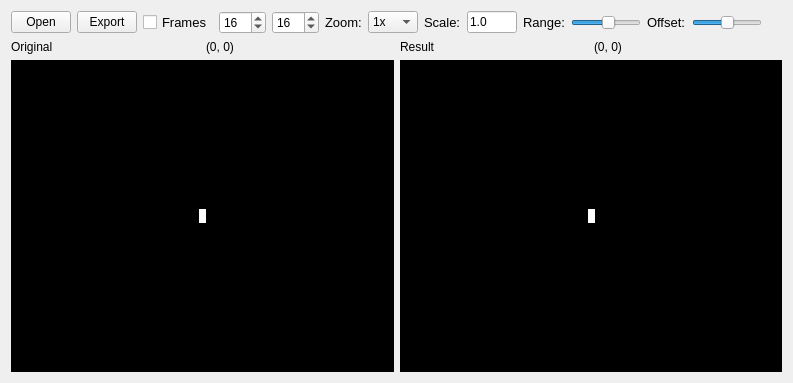
First picture: the form in src/imageconverterdialog.ui, repository lamestation/lsimage, before the edit.
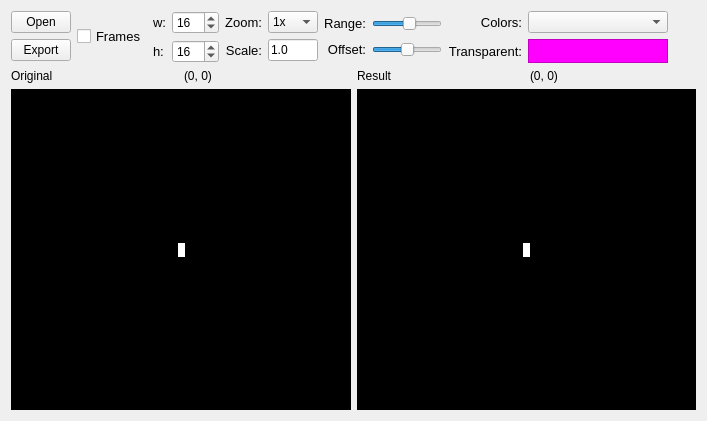
Second picture: the form after the edit. Custom widgets are drawn as their Qt base class.

Commit message: Add color scheme selecto, transparency selector, clean up interface; add command line interface to gui tool

```diff
--- a/src/imageconverterdialog.ui
+++ b/src/imageconverterdialog.ui
@@ -6,8 +6,8 @@
    <rect>
     <x>0</x>
     <y>0</y>
-    <width>793</width>
-    <height>383</height>
+    <width>707</width>
+    <height>421</height>
    </rect>
   </property>
   <property name="windowTitle">
@@ -15,7 +15,9 @@
   </property>
   <layout class="QVBoxLayout" name="verticalLayout_5">
    <item>
-    <layout class="QHBoxLayout" name="horizontalLayout_2">
+    <layout class="QHBoxLayout" name="horizontalLayout_7">
+     <item>
+      <layout class="QVBoxLayout" name="verticalLayout_6">
      <item>
       <widget class="QPushButton" name="openButton">
        <property name="minimumSize">
@@ -60,6 +62,10 @@
        </property>
       </widget>
      </item>
+      </layout>
+     </item>
+     <item>
+      <layout class="QHBoxLayout" name="horizontalLayout_2">
      <item>
       <widget class="QCheckBox" name="frameEnable">
        <property name="font">
@@ -76,6 +82,20 @@
       </widget>
      </item>
      <item>
+        <layout class="QGridLayout" name="gridLayout_3">
+         <item row="0" column="0">
+          <widget class="QLabel" name="label_5">
+           <property name="font">
+            <font>
+             <pointsize>10</pointsize>
+            </font>
+           </property>
+           <property name="text">
+            <string>w:</string>
+           </property>
+          </widget>
+         </item>
+         <item row="0" column="1">
       <widget class="QSpinBox" name="frameWidth">
        <property name="enabled">
         <bool>true</bool>
@@ -103,7 +123,19 @@
        </property>
       </widget>
      </item>
-     <item>
+         <item row="1" column="0">
+          <widget class="QLabel" name="label_6">
+           <property name="font">
+            <font>
+             <pointsize>10</pointsize>
+            </font>
+           </property>
+           <property name="text">
+            <string>h:</string>
+           </property>
+          </widget>
+         </item>
+         <item row="1" column="1">
       <widget class="QSpinBox" name="frameHeight">
        <property name="enabled">
         <bool>true</bool>
@@ -128,8 +160,20 @@
        </property>
       </widget>
      </item>
+        </layout>
+       </item>
+      </layout>
+     </item>
      <item>
+      <layout class="QGridLayout" name="gridLayout">
+       <item row="0" column="0">
       <widget class="QLabel" name="label_2">
+         <property name="sizePolicy">
+          <sizepolicy hsizetype="Minimum" vsizetype="Preferred">
+           <horstretch>0</horstretch>
+           <verstretch>0</verstretch>
+          </sizepolicy>
+         </property>
        <property name="font">
         <font>
          <pointsize>10</pointsize>
@@ -138,9 +182,12 @@
        <property name="text">
         <string>Zoom:</string>
        </property>
-      </widget>
-     </item>
-     <item>
+         <property name="alignment">
+          <set>Qt::AlignRight|Qt::AlignTrailing|Qt::AlignVCenter</set>
+         </property>
+        </widget>
+       </item>
+       <item row="0" column="1">
       <widget class="QComboBox" name="zoom">
        <property name="toolTip">
         <string>Zoom in and out.</string>
@@ -180,8 +227,14 @@
        </item>
       </widget>
      </item>
-     <item>
+       <item row="1" column="0">
       <widget class="QLabel" name="label">
+         <property name="sizePolicy">
+          <sizepolicy hsizetype="Minimum" vsizetype="Preferred">
+           <horstretch>0</horstretch>
+           <verstretch>0</verstretch>
+          </sizepolicy>
+         </property>
        <property name="font">
         <font>
          <pointsize>10</pointsize>
@@ -190,9 +243,12 @@
        <property name="text">
         <string>Scale:</string>
        </property>
-      </widget>
-     </item>
-     <item>
+         <property name="alignment">
+          <set>Qt::AlignRight|Qt::AlignTrailing|Qt::AlignVCenter</set>
+         </property>
+        </widget>
+       </item>
+       <item row="1" column="1">
       <widget class="QLineEdit" name="scale">
        <property name="sizePolicy">
         <sizepolicy hsizetype="Minimum" vsizetype="Fixed">
@@ -214,8 +270,21 @@
        </property>
       </widget>
      </item>
+      </layout>
+     </item>
      <item>
+      <layout class="QGridLayout" name="gridLayout_2">
+       <property name="sizeConstraint">
+        <enum>QLayout::SetFixedSize</enum>
+       </property>
+       <item row="0" column="0">
       <widget class="QLabel" name="label_3">
+         <property name="sizePolicy">
+          <sizepolicy hsizetype="Minimum" vsizetype="Preferred">
+           <horstretch>0</horstretch>
+           <verstretch>0</verstretch>
+          </sizepolicy>
+         </property>
        <property name="font">
         <font>
          <pointsize>10</pointsize>
@@ -224,10 +293,19 @@
        <property name="text">
         <string>Range:</string>
        </property>
-      </widget>
-     </item>
-     <item>
+         <property name="alignment">
+          <set>Qt::AlignRight|Qt::AlignTrailing|Qt::AlignVCenter</set>
+         </property>
+        </widget>
+       </item>
+       <item row="0" column="1">
       <widget class="QSlider" name="range">
+         <property name="sizePolicy">
+          <sizepolicy hsizetype="Fixed" vsizetype="Fixed">
+           <horstretch>0</horstretch>
+           <verstretch>0</verstretch>
+          </sizepolicy>
+         </property>
        <property name="minimumSize">
         <size>
          <width>70</width>
@@ -254,8 +332,14 @@
        </property>
       </widget>
      </item>
-     <item>
+       <item row="1" column="0">
       <widget class="QLabel" name="label_4">
+         <property name="sizePolicy">
+          <sizepolicy hsizetype="Minimum" vsizetype="Preferred">
+           <horstretch>0</horstretch>
+           <verstretch>0</verstretch>
+          </sizepolicy>
+         </property>
        <property name="font">
         <font>
          <pointsize>10</pointsize>
@@ -264,10 +348,19 @@
        <property name="text">
         <string>Offset:</string>
        </property>
-      </widget>
-     </item>
-     <item>
+         <property name="alignment">
+          <set>Qt::AlignRight|Qt::AlignTrailing|Qt::AlignVCenter</set>
+         </property>
+        </widget>
+       </item>
+       <item row="1" column="1">
       <widget class="QSlider" name="offset">
+         <property name="sizePolicy">
+          <sizepolicy hsizetype="Fixed" vsizetype="Fixed">
+           <horstretch>0</horstretch>
+           <verstretch>0</verstretch>
+          </sizepolicy>
+         </property>
        <property name="minimumSize">
         <size>
          <width>70</width>
@@ -291,8 +384,524 @@
        </property>
       </widget>
      </item>
+      </layout>
+     </item>
      <item>
-      <spacer name="horizontalSpacer_3">
+      <layout class="QGridLayout" name="gridLayout_4">
+       <item row="0" column="0">
+        <widget class="QLabel" name="label_7">
+         <property name="sizePolicy">
+          <sizepolicy hsizetype="Minimum" vsizetype="Preferred">
+           <horstretch>0</horstretch>
+           <verstretch>0</verstretch>
+          </sizepolicy>
+         </property>
+         <property name="font">
+          <font>
+           <pointsize>10</pointsize>
+          </font>
+         </property>
+         <property name="text">
+          <string>Colors:</string>
+         </property>
+         <property name="alignment">
+          <set>Qt::AlignRight|Qt::AlignTrailing|Qt::AlignVCenter</set>
+         </property>
+        </widget>
+       </item>
+       <item row="0" column="1">
+        <widget class="QComboBox" name="colorPalette">
+         <property name="sizePolicy">
+          <sizepolicy hsizetype="Minimum" vsizetype="Fixed">
+           <horstretch>0</horstretch>
+           <verstretch>0</verstretch>
+          </sizepolicy>
+         </property>
+         <property name="minimumSize">
+          <size>
+           <width>140</width>
+           <height>0</height>
+          </size>
+         </property>
+        </widget>
+       </item>
+       <item row="1" column="0">
+        <widget class="QLabel" name="label_8">
+         <property name="sizePolicy">
+          <sizepolicy hsizetype="Minimum" vsizetype="Preferred">
+           <horstretch>0</horstretch>
+           <verstretch>0</verstretch>
+          </sizepolicy>
+         </property>
+         <property name="font">
+          <font>
+           <pointsize>10</pointsize>
+          </font>
+         </property>
+         <property name="text">
+          <string>Transparent:</string>
+         </property>
+         <property name="alignment">
+          <set>Qt::AlignRight|Qt::AlignTrailing|Qt::AlignVCenter</set>
+         </property>
+        </widget>
+       </item>
+       <item row="1" column="1">
+        <widget class="ColorChooser" name="transparent">
+         <property name="sizePolicy">
+          <sizepolicy hsizetype="Minimum" vsizetype="Preferred">
+           <horstretch>0</horstretch>
+           <verstretch>0</verstretch>
+          </sizepolicy>
+         </property>
+         <property name="maximumSize">
+          <size>
+           <width>16777215</width>
+           <height>25</height>
+          </size>
+         </property>
+         <property name="palette">
+          <palette>
+           <active>
+            <colorrole role="WindowText">
+             <brush brushstyle="SolidPattern">
+              <color alpha="255">
+               <red>0</red>
+               <green>0</green>
+               <blue>0</blue>
+              </color>
+             </brush>
+            </colorrole>
+            <colorrole role="Button">
+             <brush brushstyle="SolidPattern">
+              <color alpha="255">
+               <red>255</red>
+               <green>0</green>
+               <blue>255</blue>
+              </color>
+             </brush>
+            </colorrole>
+            <colorrole role="Light">
+             <brush brushstyle="SolidPattern">
+              <color alpha="255">
+               <red>255</red>
+               <green>127</green>
+               <blue>255</blue>
+              </color>
+             </brush>
+            </colorrole>
+            <colorrole role="Midlight">
+             <brush brushstyle="SolidPattern">
+              <color alpha="255">
+               <red>255</red>
+               <green>63</green>
+               <blue>255</blue>
+              </color>
+             </brush>
+            </colorrole>
+            <colorrole role="Dark">
+             <brush brushstyle="SolidPattern">
+              <color alpha="255">
+               <red>127</red>
+               <green>0</green>
+               <blue>127</blue>
+              </color>
+             </brush>
+            </colorrole>
+            <colorrole role="Mid">
+             <brush brushstyle="SolidPattern">
+              <color alpha="255">
+               <red>170</red>
+               <green>0</green>
+               <blue>170</blue>
+              </color>
+             </brush>
+            </colorrole>
+            <colorrole role="Text">
+             <brush brushstyle="SolidPattern">
+              <color alpha="255">
+               <red>0</red>
+               <green>0</green>
+               <blue>0</blue>
+              </color>
+             </brush>
+            </colorrole>
+            <colorrole role="BrightText">
+             <brush brushstyle="SolidPattern">
+              <color alpha="255">
+               <red>255</red>
+               <green>255</green>
+               <blue>255</blue>
+              </color>
+             </brush>
+            </colorrole>
+            <colorrole role="ButtonText">
+             <brush brushstyle="SolidPattern">
+              <color alpha="255">
+               <red>0</red>
+               <green>0</green>
+               <blue>0</blue>
+              </color>
+             </brush>
+            </colorrole>
+            <colorrole role="Base">
+             <brush brushstyle="SolidPattern">
+              <color alpha="255">
+               <red>255</red>
+               <green>255</green>
+               <blue>255</blue>
+              </color>
+             </brush>
+            </colorrole>
+            <colorrole role="Window">
+             <brush brushstyle="SolidPattern">
+              <color alpha="255">
+               <red>255</red>
+               <green>0</green>
+               <blue>255</blue>
+              </color>
+             </brush>
+            </colorrole>
+            <colorrole role="Shadow">
+             <brush brushstyle="SolidPattern">
+              <color alpha="255">
+               <red>0</red>
+               <green>0</green>
+               <blue>0</blue>
+              </color>
+             </brush>
+            </colorrole>
+            <colorrole role="AlternateBase">
+             <brush brushstyle="SolidPattern">
+              <color alpha="255">
+               <red>255</red>
+               <green>127</green>
+               <blue>255</blue>
+              </color>
+             </brush>
+            </colorrole>
+            <colorrole role="ToolTipBase">
+             <brush brushstyle="SolidPattern">
+              <color alpha="255">
+               <red>255</red>
+               <green>255</green>
+               <blue>220</blue>
+              </color>
+             </brush>
+            </colorrole>
+            <colorrole role="ToolTipText">
+             <brush brushstyle="SolidPattern">
+              <color alpha="255">
+               <red>0</red>
+               <green>0</green>
+               <blue>0</blue>
+              </color>
+             </brush>
+            </colorrole>
+           </active>
+           <inactive>
+            <colorrole role="WindowText">
+             <brush brushstyle="SolidPattern">
+              <color alpha="255">
+               <red>0</red>
+               <green>0</green>
+               <blue>0</blue>
+              </color>
+             </brush>
+            </colorrole>
+            <colorrole role="Button">
+             <brush brushstyle="SolidPattern">
+              <color alpha="255">
+               <red>255</red>
+               <green>0</green>
+               <blue>255</blue>
+              </color>
+             </brush>
+            </colorrole>
+            <colorrole role="Light">
+             <brush brushstyle="SolidPattern">
+              <color alpha="255">
+               <red>255</red>
+               <green>127</green>
+               <blue>255</blue>
+              </color>
+             </brush>
+            </colorrole>
+            <colorrole role="Midlight">
+             <brush brushstyle="SolidPattern">
+              <color alpha="255">
+               <red>255</red>
+               <green>63</green>
+               <blue>255</blue>
+              </color>
+             </brush>
+            </colorrole>
+            <colorrole role="Dark">
+             <brush brushstyle="SolidPattern">
+              <color alpha="255">
+               <red>127</red>
+               <green>0</green>
+               <blue>127</blue>
+              </color>
+             </brush>
+            </colorrole>
+            <colorrole role="Mid">
+             <brush brushstyle="SolidPattern">
+              <color alpha="255">
+               <red>170</red>
+               <green>0</green>
+               <blue>170</blue>
+              </color>
+             </brush>
+            </colorrole>
+            <colorrole role="Text">
+             <brush brushstyle="SolidPattern">
+              <color alpha="255">
+               <red>0</red>
+               <green>0</green>
+               <blue>0</blue>
+              </color>
+             </brush>
+            </colorrole>
+            <colorrole role="BrightText">
+             <brush brushstyle="SolidPattern">
+              <color alpha="255">
+               <red>255</red>
+               <green>255</green>
+               <blue>255</blue>
+              </color>
+             </brush>
+            </colorrole>
+            <colorrole role="ButtonText">
+             <brush brushstyle="SolidPattern">
+              <color alpha="255">
+               <red>0</red>
+               <green>0</green>
+               <blue>0</blue>
+              </color>
+             </brush>
+            </colorrole>
+            <colorrole role="Base">
+             <brush brushstyle="SolidPattern">
+              <color alpha="255">
+               <red>255</red>
+               <green>255</green>
+               <blue>255</blue>
+              </color>
+             </brush>
+            </colorrole>
+            <colorrole role="Window">
+             <brush brushstyle="SolidPattern">
+              <color alpha="255">
+               <red>255</red>
+               <green>0</green>
+               <blue>255</blue>
+              </color>
+             </brush>
+            </colorrole>
+            <colorrole role="Shadow">
+             <brush brushstyle="SolidPattern">
+              <color alpha="255">
+               <red>0</red>
+               <green>0</green>
+               <blue>0</blue>
+              </color>
+             </brush>
+            </colorrole>
+            <colorrole role="AlternateBase">
+             <brush brushstyle="SolidPattern">
+              <color alpha="255">
+               <red>255</red>
+               <green>127</green>
+               <blue>255</blue>
+              </color>
+             </brush>
+            </colorrole>
+            <colorrole role="ToolTipBase">
+             <brush brushstyle="SolidPattern">
+              <color alpha="255">
+               <red>255</red>
+               <green>255</green>
+               <blue>220</blue>
+              </color>
+             </brush>
+            </colorrole>
+            <colorrole role="ToolTipText">
+             <brush brushstyle="SolidPattern">
+              <color alpha="255">
+               <red>0</red>
+               <green>0</green>
+               <blue>0</blue>
+              </color>
+             </brush>
+            </colorrole>
+           </inactive>
+           <disabled>
+            <colorrole role="WindowText">
+             <brush brushstyle="SolidPattern">
+              <color alpha="255">
+               <red>127</red>
+               <green>0</green>
+               <blue>127</blue>
+              </color>
+             </brush>
+            </colorrole>
+            <colorrole role="Button">
+             <brush brushstyle="SolidPattern">
+              <color alpha="255">
+               <red>255</red>
+               <green>0</green>
+               <blue>255</blue>
+              </color>
+             </brush>
+            </colorrole>
+            <colorrole role="Light">
+             <brush brushstyle="SolidPattern">
+              <color alpha="255">
+               <red>255</red>
+               <green>127</green>
+               <blue>255</blue>
+              </color>
+             </brush>
+            </colorrole>
+            <colorrole role="Midlight">
+             <brush brushstyle="SolidPattern">
+              <color alpha="255">
+               <red>255</red>
+               <green>63</green>
+               <blue>255</blue>
+              </color>
+             </brush>
+            </colorrole>
+            <colorrole role="Dark">
+             <brush brushstyle="SolidPattern">
+              <color alpha="255">
+               <red>127</red>
+               <green>0</green>
+               <blue>127</blue>
+              </color>
+             </brush>
+            </colorrole>
+            <colorrole role="Mid">
+             <brush brushstyle="SolidPattern">
+              <color alpha="255">
+               <red>170</red>
+               <green>0</green>
+               <blue>170</blue>
+              </color>
+             </brush>
+            </colorrole>
+            <colorrole role="Text">
+             <brush brushstyle="SolidPattern">
+              <color alpha="255">
+               <red>127</red>
+               <green>0</green>
+               <blue>127</blue>
+              </color>
+             </brush>
+            </colorrole>
+            <colorrole role="BrightText">
+             <brush brushstyle="SolidPattern">
+              <color alpha="255">
+               <red>255</red>
+               <green>255</green>
+               <blue>255</blue>
+              </color>
+             </brush>
+            </colorrole>
+            <colorrole role="ButtonText">
+             <brush brushstyle="SolidPattern">
+              <color alpha="255">
+               <red>127</red>
+               <green>0</green>
+               <blue>127</blue>
+              </color>
+             </brush>
+            </colorrole>
+            <colorrole role="Base">
+             <brush brushstyle="SolidPattern">
+              <color alpha="255">
+               <red>255</red>
+               <green>0</green>
+               <blue>255</blue>
+              </color>
+             </brush>
+            </colorrole>
+            <colorrole role="Window">
+             <brush brushstyle="SolidPattern">
+              <color alpha="255">
+               <red>255</red>
+               <green>0</green>
+               <blue>255</blue>
+              </color>
+             </brush>
+            </colorrole>
+            <colorrole role="Shadow">
+             <brush brushstyle="SolidPattern">
+              <color alpha="255">
+               <red>0</red>
+               <green>0</green>
+               <blue>0</blue>
+              </color>
+             </brush>
+            </colorrole>
+            <colorrole role="AlternateBase">
+             <brush brushstyle="SolidPattern">
+              <color alpha="255">
+               <red>255</red>
+               <green>0</green>
+               <blue>255</blue>
+              </color>
+             </brush>
+            </colorrole>
+            <colorrole role="ToolTipBase">
+             <brush brushstyle="SolidPattern">
+              <color alpha="255">
+               <red>255</red>
+               <green>255</green>
+               <blue>220</blue>
+              </color>
+             </brush>
+            </colorrole>
+            <colorrole role="ToolTipText">
+             <brush brushstyle="SolidPattern">
+              <color alpha="255">
+               <red>0</red>
+               <green>0</green>
+               <blue>0</blue>
+              </color>
+             </brush>
+            </colorrole>
+           </disabled>
+          </palette>
+         </property>
+         <property name="font">
+          <font>
+           <weight>75</weight>
+           <bold>true</bold>
+          </font>
+         </property>
+         <property name="autoFillBackground">
+          <bool>true</bool>
+         </property>
+         <property name="frameShape">
+          <enum>QFrame::StyledPanel</enum>
+         </property>
+         <property name="frameShadow">
+          <enum>QFrame::Sunken</enum>
+         </property>
+         <property name="lineWidth">
+          <number>1</number>
+         </property>
+         <property name="alignment">
+          <set>Qt::AlignCenter</set>
+         </property>
+        </widget>
+       </item>
+      </layout>
+     </item>
+     <item>
+      <spacer name="horizontalSpacer">
        <property name="orientation">
         <enum>Qt::Horizontal</enum>
        </property>
@@ -402,7 +1011,7 @@
            <rect>
             <x>0</x>
             <y>0</y>
-            <width>380</width>
+            <width>337</width>
             <height>297</height>
            </rect>
           </property>
@@ -997,7 +1606,7 @@
            <rect>
             <x>0</x>
             <y>0</y>
-            <width>379</width>
+            <width>336</width>
             <height>297</height>
            </rect>
           </property>
@@ -1502,6 +2111,13 @@
    </item>
   </layout>
  </widget>
+ <customwidgets>
+  <customwidget>
+   <class>ColorChooser</class>
+   <extends>QLabel</extends>
+   <header>colorchooser.h</header>
+  </customwidget>
+ </customwidgets>
  <resources/>
  <connections/>
 </ui>
```
Lines whose indentation alone changed are shown as unchanged. The commit also changes 7 other files.
